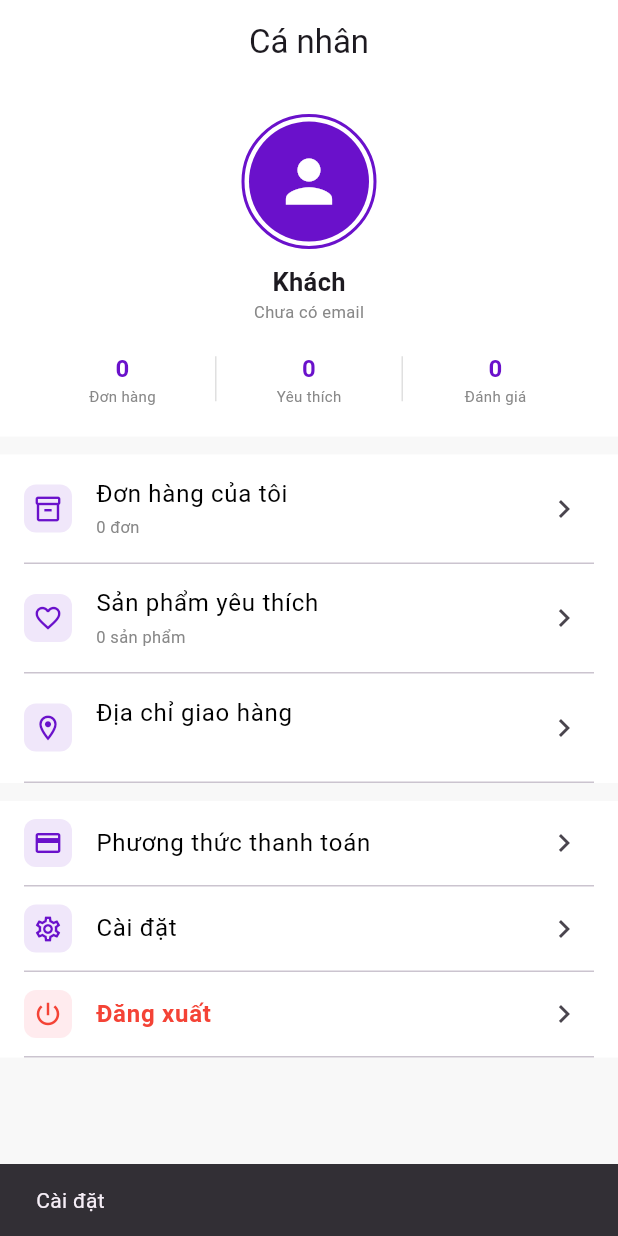
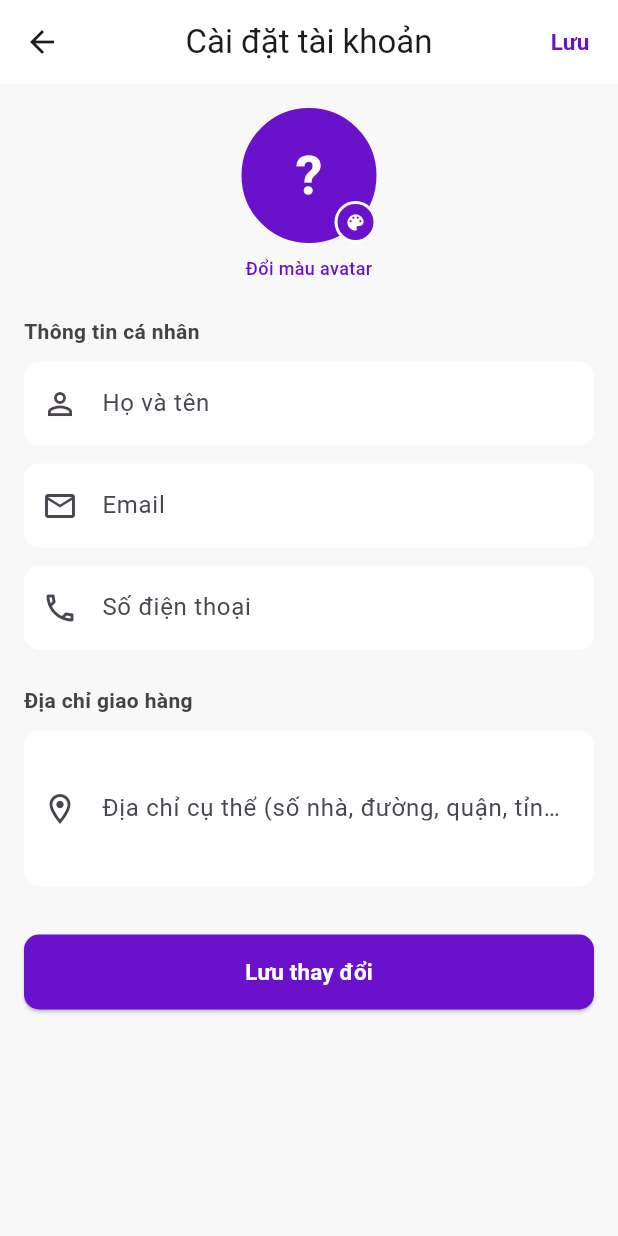
Before and after one commit to nguyenngoclinh07032003/PRM393, a Flutter app: the ProfileScreen screen opened directly, after a tap on "Cài đặt", on a phone screen of 412 x 824 dp. Run offline on Flutter 3.47's test engine with Material 3 defaults, Android fonts, the phone set to English and light mode, and no system bars.

Commit message:
feat: them man hinh cai dat chinh sua thong tin ca nhan va avatar

```diff
--- a/lib/providers/app_provider.dart
+++ b/lib/providers/app_provider.dart
@@ -7,10 +7,23 @@ class AppNotifier extends ChangeNotifier {
   String _userName = '';
   String _userEmail = '';
   String _userPhone = '';
+  // Màu avatar đại diện (thay cho ảnh thật khi chưa có image_picker)
+  int _avatarColorIndex = 0;
+
+  static const List<Color> avatarColors = [
+    Color(0xFF6A11CB), // tím (mặc định)
+    Color(0xFF2575FC), // xanh dương
+    Color(0xFFE91E63), // hồng
+    Color(0xFF00897B), // xanh lá
+    Color(0xFFFF6D00), // cam
+    Color(0xFF5D4037), // nâu
+  ];
 
   String get userName => _userName;
   String get userEmail => _userEmail;
   String get userPhone => _userPhone;
+  Color get avatarColor => avatarColors[_avatarColorIndex];
+  int get avatarColorIndex => _avatarColorIndex;
 
   void setUserInfo({
     required String name,
@@ -26,6 +39,25 @@ class AppNotifier extends ChangeNotifier {
     }
     if (_phone.isEmpty || _phone == '0912 345 678') {
       _phone = phone.isNotEmpty ? phone : _phone;
+    }
+    notifyListeners();
+  }
+
+  void updateUserInfo({
+    required String name,
+    required String email,
+    required String phone,
+    required String address,
+    int? avatarColorIndex,
+  }) {
+    _userName = name;
+    _userEmail = email;
+    _userPhone = phone;
+    _recipientName = name;
+    _phone = phone;
+    _address = address;
+    if (avatarColorIndex != null) {
+      _avatarColorIndex = avatarColorIndex;
     }
     notifyListeners();
   }
--- a/lib/screens/profile/profile_screen.dart
+++ b/lib/screens/profile/profile_screen.dart
@@ -5,6 +5,7 @@ import '../auth/login_screen.dart';
 import 'address_screen.dart';
 import 'favorites_screen.dart';
 import 'my_orders_screen.dart';
+import 'settings_screen.dart';
 
 class ProfileScreen extends StatelessWidget {
   const ProfileScreen({super.key});
@@ -33,11 +34,23 @@ class ProfileScreen extends StatelessWidget {
                 children: [
                   Container(
                     padding: const EdgeInsets.all(3),
-                    decoration: BoxDecoration(shape: BoxShape.circle, border: Border.all(color: primaryColor, width: 2)),
-                    child: const CircleAvatar(
+                    decoration: BoxDecoration(
+                      shape: BoxShape.circle,
+                      border: Border.all(color: primaryColor, width: 2),
+                    ),
+                    child: CircleAvatar(
                       radius: 40,
-                      backgroundColor: primaryColor,
-                      child: Icon(Icons.person, color: Colors.white, size: 46),
+                      backgroundColor: app.avatarColor,
+                      child: Text(
+                        app.userName.isNotEmpty
+                            ? app.userName[0].toUpperCase()
+                            : '?',
+                        style: const TextStyle(
+                          color: Colors.white,
+                          fontSize: 32,
+                          fontWeight: FontWeight.bold,
+                        ),
+                      ),
                     ),
                   ),
                   const SizedBox(height: 10),
@@ -95,7 +108,7 @@ class ProfileScreen extends StatelessWidget {
                 onTap: () => ScaffoldMessenger.of(context).showSnackBar(const SnackBar(content: Text('Phương thức thanh toán'))),
               ),
               _buildMenuItem(context, Icons.settings_outlined, 'Cài đặt',
-                onTap: () => ScaffoldMessenger.of(context).showSnackBar(const SnackBar(content: Text('Cài đặt'))),
+                onTap: () => Navigator.push(context, MaterialPageRoute(builder: (_) => const SettingsScreen())),
               ),
               _buildMenuItem(context, Icons.power_settings_new, 'Đăng xuất',
                 isLogout: true,
--- /dev/null
+++ b/lib/screens/profile/settings_screen.dart
@@ -0,0 +1,372 @@
+import 'package:flutter/material.dart';
+import '../../providers/app_provider.dart';
+import '../../utils/format.dart';
+
+class SettingsScreen extends StatefulWidget {
+  const SettingsScreen({super.key});
+
+  @override
+  State<SettingsScreen> createState() => _SettingsScreenState();
+}
+
+class _SettingsScreenState extends State<SettingsScreen> {
+  final _formKey = GlobalKey<FormState>();
+
+  late TextEditingController _nameCtrl;
+  late TextEditingController _emailCtrl;
+  late TextEditingController _phoneCtrl;
+  late TextEditingController _addressCtrl;
+  late int _selectedColorIndex;
+
+  bool _isSaving = false;
+
+  @override
+  void didChangeDependencies() {
+    super.didChangeDependencies();
+    final app = AppProvider.of(context);
+    _nameCtrl = TextEditingController(text: app.userName);
+    _emailCtrl = TextEditingController(text: app.userEmail);
+    _phoneCtrl = TextEditingController(text: app.userPhone);
+    _addressCtrl = TextEditingController(text: app.address);
+    _selectedColorIndex = app.avatarColorIndex;
+  }
+
+  @override
+  void dispose() {
+    _nameCtrl.dispose();
+    _emailCtrl.dispose();
+    _phoneCtrl.dispose();
+    _addressCtrl.dispose();
+    super.dispose();
+  }
+
+  Future<void> _save() async {
+    if (!_formKey.currentState!.validate()) return;
+
+    setState(() => _isSaving = true);
+    await Future.delayed(const Duration(milliseconds: 400));
+    if (!mounted) return;
+
+    AppProvider.of(context).updateUserInfo(
+      name: _nameCtrl.text.trim(),
+      email: _emailCtrl.text.trim(),
+      phone: _phoneCtrl.text.trim(),
+      address: _addressCtrl.text.trim(),
+      avatarColorIndex: _selectedColorIndex,
+    );
+
+    setState(() => _isSaving = false);
+
+    ScaffoldMessenger.of(context).showSnackBar(
+      const SnackBar(
+        content: Text('Đã cập nhật thông tin thành công'),
+        backgroundColor: Colors.green,
+      ),
+    );
+    Navigator.pop(context);
+  }
+
+  @override
+  Widget build(BuildContext context) {
+    final app = AppProvider.of(context);
+
+    return Scaffold(
+      backgroundColor: bgColor,
+      appBar: AppBar(
+        backgroundColor: Colors.white,
+        title: const Text('Cài đặt tài khoản'),
+        centerTitle: true,
+        leading: IconButton(
+          icon: const Icon(Icons.arrow_back),
+          onPressed: () => Navigator.pop(context),
+        ),
+        actions: [
+          TextButton(
+            onPressed: _isSaving ? null : _save,
+            child: const Text(
+              'Lưu',
+              style: TextStyle(
+                color: primaryColor,
+                fontWeight: FontWeight.bold,
+                fontSize: 15,
+              ),
+            ),
+          ),
+        ],
+      ),
+      body: SingleChildScrollView(
+        padding: const EdgeInsets.all(16),
+        child: Form(
+          key: _formKey,
+          child: Column(
+            crossAxisAlignment: CrossAxisAlignment.start,
+            children: [
+              // ── Avatar ──
+              Center(
+                child: Column(
+                  children: [
+                    Stack(
+                      children: [
+                        Container(
+                          width: 90,
+                          height: 90,
+                          decoration: BoxDecoration(
+                            shape: BoxShape.circle,
+                            color: AppNotifier.avatarColors[_selectedColorIndex],
+                            border: Border.all(color: primaryColor, width: 2.5),
+                          ),
+                          child: Center(
+                            child: Text(
+                              app.userName.isNotEmpty
+                                  ? app.userName[0].toUpperCase()
+                                  : '?',
+                              style: const TextStyle(
+                                color: Colors.white,
+                                fontSize: 36,
+                                fontWeight: FontWeight.bold,
+                              ),
+                            ),
+                          ),
+                        ),
+                        Positioned(
+                          bottom: 0,
+                          right: 0,
+                          child: GestureDetector(
+                            onTap: _showColorPicker,
+                            child: Container(
+                              width: 28,
+                              height: 28,
+                              decoration: BoxDecoration(
+                                shape: BoxShape.circle,
+                                color: primaryColor,
+                                border: Border.all(
+                                    color: Colors.white, width: 2),
+                              ),
+                              child: const Icon(
+                                Icons.color_lens,
+                                color: Colors.white,
+                                size: 14,
+                              ),
+                            ),
+                          ),
+                        ),
+                      ],
+                    ),
+                    const SizedBox(height: 8),
+                    GestureDetector(
+                      onTap: _showColorPicker,
+                      child: const Text(
+                        'Đổi màu avatar',
+                        style: TextStyle(
+                          color: primaryColor,
+                          fontSize: 12,
+                          fontWeight: FontWeight.w500,
+                        ),
+                      ),
+                    ),
+                  ],
+                ),
+              ),
+              const SizedBox(height: 24),
+
+              // ── Thông tin cơ bản ──
+              _sectionLabel('Thông tin cá nhân'),
+              const SizedBox(height: 10),
+              _buildField(
+                controller: _nameCtrl,
+                label: 'Họ và tên',
+                icon: Icons.person_outline,
+                caps: TextCapitalization.words,
+                validator: (v) {
+                  if (v == null || v.trim().isEmpty) {
+                    return 'Vui lòng nhập họ tên';
+                  }
+                  return null;
+                },
+              ),
+              const SizedBox(height: 12),
+              _buildField(
+                controller: _emailCtrl,
+                label: 'Email',
+                icon: Icons.mail_outline,
+                keyboard: TextInputType.emailAddress,
+                validator: (v) {
+                  if (v == null || v.trim().isEmpty) {
+                    return 'Vui lòng nhập email';
+                  }
+                  if (!RegExp(r'^[\w\.-]+@[\w\.-]+\.\w+$')
+                      .hasMatch(v.trim())) {
+                    return 'Email không hợp lệ';
+                  }
+                  return null;
+                },
+              ),
+              const SizedBox(height: 12),
+              _buildField(
+                controller: _phoneCtrl,
+                label: 'Số điện thoại',
+                icon: Icons.phone_outlined,
+                keyboard: TextInputType.phone,
+                validator: (v) {
+                  if (v == null || v.trim().isEmpty) {
+                    return 'Vui lòng nhập số điện thoại';
+                  }
+                  if (!RegExp(r'^0\d{9}$').hasMatch(v.trim())) {
+                    return 'Số điện thoại không hợp lệ (VD: 0912345678)';
+                  }
+                  return null;
+                },
+              ),
+              const SizedBox(height: 24),
+
+              // ── Địa chỉ ──
+              _sectionLabel('Địa chỉ giao hàng'),
+              const SizedBox(height: 10),
+              _buildField(
+                controller: _addressCtrl,
+                label: 'Địa chỉ cụ thể (số nhà, đường, quận, tỉnh/thành)',
+                icon: Icons.location_on_outlined,
+                maxLines: 3,
+                validator: (v) {
+                  if (v == null || v.trim().isEmpty) {
+                    return 'Vui lòng nhập địa chỉ';
+                  }
+                  return null;
+                },
+              ),
+              const SizedBox(height: 32),
+
+              // ── Nút lưu ──
+              SizedBox(
+                width: double.infinity,
+                height: 50,
+                child: ElevatedButton(
+                  onPressed: _isSaving ? null : _save,
+                  style: ElevatedButton.styleFrom(
+                    backgroundColor: primaryColor,
+                    shape: RoundedRectangleBorder(
+                      borderRadius: BorderRadius.circular(10),
+                    ),
+                  ),
+                  child: _isSaving
+                      ? const SizedBox(
+                          width: 22,
+                          height: 22,
+                          child: CircularProgressIndicator(
+                            color: Colors.white,
+                            strokeWidth: 2.5,
+                          ),
+                        )
+                      : const Text(
+                          'Lưu thay đổi',
+                          style: TextStyle(
+                            color: Colors.white,
+                            fontWeight: FontWeight.bold,
+                            fontSize: 15,
+                          ),
+                        ),
+                ),
+              ),
+              const SizedBox(height: 24),
+            ],
+          ),
+        ),
+      ),
+    );
+  }
+
+  void _showColorPicker() {
+    showModalBottomSheet(
+      context: context,
+      shape: const RoundedRectangleBorder(
+        borderRadius: BorderRadius.vertical(top: Radius.circular(16)),
+      ),
+      builder: (_) => Padding(
+        padding: const EdgeInsets.all(20),
+        child: Column(
+          mainAxisSize: MainAxisSize.min,
+          crossAxisAlignment: CrossAxisAlignment.start,
+          children: [
+            const Text(
+              'Chọn màu avatar',
+              style: TextStyle(fontSize: 16, fontWeight: FontWeight.bold),
+            ),
+            const SizedBox(height: 16),
+            Row(
+              mainAxisAlignment: MainAxisAlignment.spaceAround,
+              children: List.generate(
+                AppNotifier.avatarColors.length,
+                (i) => GestureDetector(
+                  onTap: () {
+                    setState(() => _selectedColorIndex = i);
+                    Navigator.pop(context);
+                  },
+                  child: Container(
+                    width: 48,
+                    height: 48,
+                    decoration: BoxDecoration(
+                      shape: BoxShape.circle,
+                      color: AppNotifier.avatarColors[i],
+                      border: Border.all(
+                        color: _selectedColorIndex == i
+                            ? Colors.black
+                            : Colors.transparent,
+                        width: 3,
+                      ),
+                    ),
+                    child: _selectedColorIndex == i
+                        ? const Icon(Icons.check,
+                            color: Colors.white, size: 22)
+                        : null,
+                  ),
+                ),
+              ),
+            ),
+            const SizedBox(height: 8),
+          ],
+        ),
+      ),
+    );
+  }
+
+  Widget _sectionLabel(String text) => Text(
+        text,
+        style: const TextStyle(
+          fontWeight: FontWeight.bold,
+          fontSize: 14,
+          color: Color(0xFF444444),
+        ),
+      );
+
+  Widget _buildField({
+    required TextEditingController controller,
+    required String label,
+    required IconData icon,
+    TextInputType keyboard = TextInputType.text,
+    TextCapitalization caps = TextCapitalization.none,
+    int maxLines = 1,
+    String? Function(String?)? validator,
+  }) {
+    return TextFormField(
+      controller: controller,
+      keyboardType: keyboard,
+      textCapitalization: caps,
+      maxLines: maxLines,
+      validator: validator,
+      decoration: InputDecoration(
+        labelText: label,
+        prefixIcon: Icon(icon),
+        filled: true,
+        fillColor: Colors.white,
+        border: OutlineInputBorder(
+          borderRadius: BorderRadius.circular(10),
+          borderSide: BorderSide.none,
+        ),
+        focusedBorder: OutlineInputBorder(
+          borderRadius: BorderRadius.circular(10),
+          borderSide: const BorderSide(color: primaryColor, width: 1.5),
+        ),
+      ),
+    );
+  }
+}
```
Also changed, not shown: lib/screens/home/home_screen.dart (+11 -3 lines).
